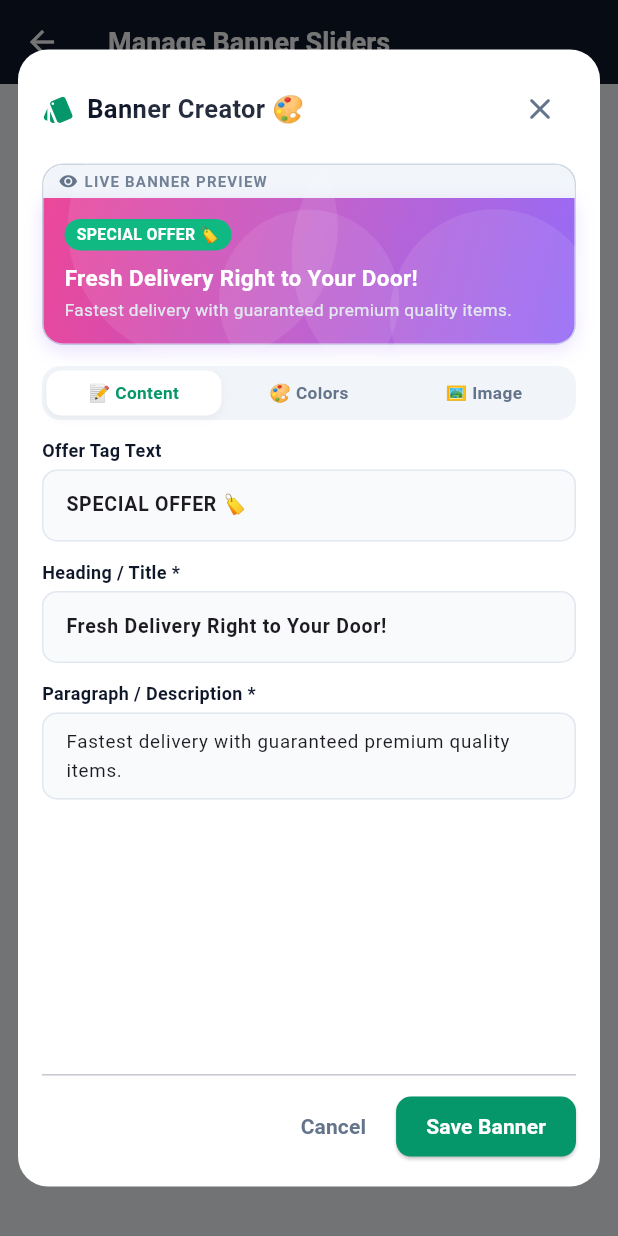
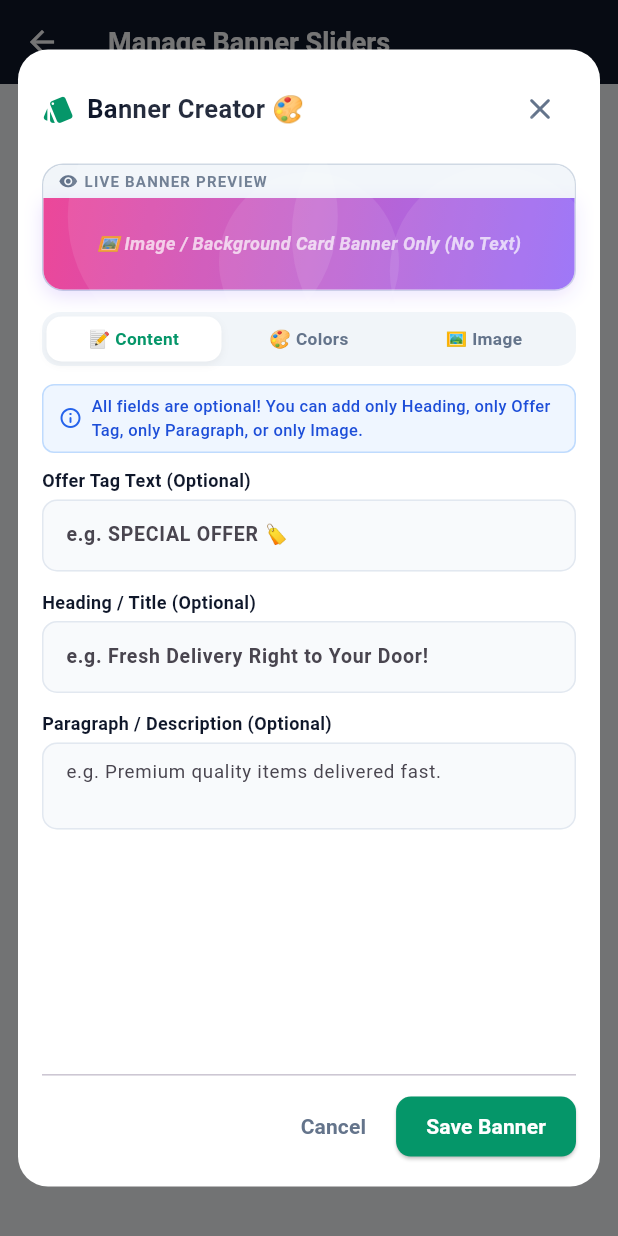
Before and after one commit to MUSKANRANI0808/daily_mart, a Flutter app: the SellerSlidersScreen screen opened directly with empty values, after a tap on "Add Slider", on a phone screen of 412 x 824 dp. Run offline on Flutter 3.47's test engine with Material 3 defaults, Android fonts, the phone set to English and light mode, and no system bars; our stand-ins replace flutter_local_notifications, image_picker, shared_preferences; missing offline and left inert: dart:html, razorpay_flutter; accounts and stored records are empty.

Commit message:
Make all banner fields (heading, tag, description, image) optional for flexible banner creation

```diff
--- a/lib/screens/seller/seller_sliders_screen.dart
+++ b/lib/screens/seller/seller_sliders_screen.dart
@@ -320,9 +320,9 @@ class _SellerSlidersScreenState extends State<SellerSlidersScreen> {
   // ULTRA-CLEAN, PROFESSIONAL & STEPPED SLIDER CREATOR DIALOG WITH LIVE PREVIEW
   Future<void> _showAddSliderDialog({Map<String, dynamic>? existingSlider}) async {
     final isEditing = existingSlider != null;
-    final tagCtrl = TextEditingController(text: existingSlider?['tag'] ?? 'SPECIAL OFFER 🏷️');
-    final titleCtrl = TextEditingController(text: existingSlider?['title'] ?? 'Fresh Delivery Right to Your Door!');
-    final descCtrl = TextEditingController(text: existingSlider?['description'] ?? 'Fastest delivery with guaranteed premium quality items.');
+    final tagCtrl = TextEditingController(text: existingSlider?['tag'] ?? '');
+    final titleCtrl = TextEditingController(text: existingSlider?['title'] ?? '');
+    final descCtrl = TextEditingController(text: existingSlider?['description'] ?? '');
     String selectedImageData = existingSlider?['bg_image_url'] ?? 'preset_1';
     bool isPickingImage = false;
     int selectedTab = 0; // 0: Text Content, 1: Style & Colors, 2: Background Image
@@ -482,11 +482,12 @@ class _SellerSlidersScreenState extends State<SellerSlidersScreen> {
                                 crossAxisAlignment: CrossAxisAlignment.start,
                                 mainAxisSize: MainAxisSize.min,
                                 children: [
+                                  if (tagCtrl.text.trim().isNotEmpty) ...[
                                     Container(
                                       padding: const EdgeInsets.symmetric(horizontal: 8, vertical: 3),
                                       decoration: buildTagDecoration(selectedTagShape, tagBg),
                                       child: Text(
-                                      tagCtrl.text.isEmpty ? 'TAG PREVIEW' : tagCtrl.text,
+                                        tagCtrl.text.trim(),
                                         style: TextStyle(
                                           color: selectedTagShape.toLowerCase() == 'outline'
                                               ? tagBg
@@ -497,19 +498,35 @@ class _SellerSlidersScreenState extends State<SellerSlidersScreen> {
                                       ),
                                     ),
                                     const SizedBox(height: 8),
+                                  ],
+                                  if (titleCtrl.text.trim().isNotEmpty) ...[
                                     Text(
-                                    titleCtrl.text.isEmpty ? 'Your Banner Title' : titleCtrl.text,
+                                      titleCtrl.text.trim(),
                                       style: TextStyle(color: titleCol, fontWeight: FontWeight.bold, fontSize: 15),
                                       maxLines: 2,
                                       overflow: TextOverflow.ellipsis,
                                     ),
                                     const SizedBox(height: 3),
+                                  ],
+                                  if (descCtrl.text.trim().isNotEmpty) ...[
                                     Text(
-                                    descCtrl.text.isEmpty ? 'Your description text will appear here.' : descCtrl.text,
+                                      descCtrl.text.trim(),
                                       style: TextStyle(color: descCol, fontSize: 11.5),
                                       maxLines: 2,
                                       overflow: TextOverflow.ellipsis,
                                     ),
+                                  ],
+                                  if (tagCtrl.text.trim().isEmpty && titleCtrl.text.trim().isEmpty && descCtrl.text.trim().isEmpty) ...[
+                                    const Center(
+                                      child: Padding(
+                                        padding: EdgeInsets.symmetric(vertical: 8),
+                                        child: Text(
+                                          '🖼️ Image / Background Card Banner Only (No Text)',
+                                          style: TextStyle(color: Colors.white70, fontSize: 12, fontWeight: FontWeight.w600, fontStyle: FontStyle.italic),
+                                        ),
+                                      ),
+                                    ),
+                                  ],
                                 ],
                               ),
                             ),
@@ -547,7 +564,29 @@ class _SellerSlidersScreenState extends State<SellerSlidersScreen> {
                             Column(
                               crossAxisAlignment: CrossAxisAlignment.start,
                               children: [
-                                const Text('Offer Tag Text', style: TextStyle(fontWeight: FontWeight.bold, fontSize: 12, color: Color(0xFF0F172A))),
+                                Container(
+                                  padding: const EdgeInsets.symmetric(horizontal: 10, vertical: 6),
+                                  margin: const EdgeInsets.only(bottom: 10),
+                                  decoration: BoxDecoration(
+                                    color: const Color(0xFFEFF6FF),
+                                    borderRadius: BorderRadius.circular(8),
+                                    border: Border.all(color: const Color(0xFFBFDBFE)),
+                                  ),
+                                  child: Row(
+                                    children: const [
+                                      Icon(Icons.info_outline_rounded, size: 16, color: Color(0xFF2563EB)),
+                                      SizedBox(width: 6),
+                                      Expanded(
+                                        child: Text(
+                                          'All fields are optional! You can add only Heading, only Offer Tag, only Paragraph, or only Image.',
+                                          style: TextStyle(color: Color(0xFF1D4ED8), fontSize: 11, fontWeight: FontWeight.w500),
+                                        ),
+                                      ),
+                                    ],
+                                  ),
+                                ),
+
+                                const Text('Offer Tag Text (Optional)', style: TextStyle(fontWeight: FontWeight.bold, fontSize: 12, color: Color(0xFF0F172A))),
                                 const SizedBox(height: 4),
                                 TextField(
                                   controller: tagCtrl,
@@ -564,7 +603,7 @@ class _SellerSlidersScreenState extends State<SellerSlidersScreen> {
                                 ),
                                 const SizedBox(height: 12),
 
-                                const Text('Heading / Title *', style: TextStyle(fontWeight: FontWeight.bold, fontSize: 12, color: Color(0xFF0F172A))),
+                                const Text('Heading / Title (Optional)', style: TextStyle(fontWeight: FontWeight.bold, fontSize: 12, color: Color(0xFF0F172A))),
                                 const SizedBox(height: 4),
                                 TextField(
                                   controller: titleCtrl,
@@ -581,7 +620,7 @@ class _SellerSlidersScreenState extends State<SellerSlidersScreen> {
                                 ),
                                 const SizedBox(height: 12),
 
-                                const Text('Paragraph / Description *', style: TextStyle(fontWeight: FontWeight.bold, fontSize: 12, color: Color(0xFF0F172A))),
+                                const Text('Paragraph / Description (Optional)', style: TextStyle(fontWeight: FontWeight.bold, fontSize: 12, color: Color(0xFF0F172A))),
                                 const SizedBox(height: 4),
                                 TextField(
                                   controller: descCtrl,
@@ -932,9 +971,12 @@ class _SellerSlidersScreenState extends State<SellerSlidersScreen> {
                             final title = titleCtrl.text.trim();
                             final desc = descCtrl.text.trim();
 
-                            if (title.isEmpty || desc.isEmpty) {
+                            if (tag.isEmpty && title.isEmpty && desc.isEmpty && selectedImageData.isEmpty) {
                               ScaffoldMessenger.of(context).showSnackBar(
-                                const SnackBar(content: Text('Please enter heading and description.')),
+                                const SnackBar(
+                                  content: Text('Kripya kam se kam ek cheez (Heading, Offer Tag, Paragraph ya Image) zaroor bharein!'),
+                                  backgroundColor: Color(0xFFEF4444),
+                                ),
                               );
                               return;
                             }
@@ -945,7 +987,7 @@ class _SellerSlidersScreenState extends State<SellerSlidersScreen> {
                               success = await AuthService.updateSellerSlider(
                                 sliderId: existingSlider['id'],
                                 sellerUsername: widget.seller.username ?? '',
-                                tag: tag.isEmpty ? 'SPECIAL OFFER 🏷️' : tag,
+                                tag: tag,
                                 title: title,
                                 description: desc,
                                 bgImageUrl: selectedImageData,
@@ -957,7 +999,7 @@ class _SellerSlidersScreenState extends State<SellerSlidersScreen> {
                             } else {
                               success = await AuthService.addSellerSlider(
                                 sellerUsername: widget.seller.username ?? '',
-                                tag: tag.isEmpty ? 'SPECIAL OFFER 🏷️' : tag,
+                                tag: tag,
                                 title: title,
                                 description: desc,
                                 bgImageUrl: selectedImageData,
@@ -1138,9 +1180,9 @@ class _SellerSlidersScreenState extends State<SellerSlidersScreen> {
                           separatorBuilder: (ctx, idx) => const SizedBox(height: 16),
                           itemBuilder: (ctx, idx) {
                             final slider = _sliders[idx];
-                            final tag = slider['tag'] ?? 'SPECIAL OFFER 🏷️';
-                            final title = slider['title'] ?? '';
-                            final desc = slider['description'] ?? '';
+                            final tag = (slider['tag'] ?? '').toString();
+                            final title = (slider['title'] ?? '').toString();
+                            final desc = (slider['description'] ?? '').toString();
                             final bg = slider['bg_image_url'] ?? 'preset_1';
                             final tagBg = hexToColor(slider['tag_bg_color'] ?? '#10B981');
                             final tagShape = slider['tag_shape'] ?? 'pill';
@@ -1157,6 +1199,7 @@ class _SellerSlidersScreenState extends State<SellerSlidersScreen> {
                                     child: Column(
                                       crossAxisAlignment: CrossAxisAlignment.start,
                                       children: [
+                                        if (tag.trim().isNotEmpty) ...[
                                           Container(
                                             padding: const EdgeInsets.symmetric(horizontal: 10, vertical: 4),
                                             decoration: buildTagDecoration(tagShape, tagBg),
@@ -1172,6 +1215,8 @@ class _SellerSlidersScreenState extends State<SellerSlidersScreen> {
                                             ),
                                           ),
                                           const SizedBox(height: 10),
+                                        ],
+                                        if (title.trim().isNotEmpty) ...[
                                           Padding(
                                             padding: const EdgeInsets.only(right: 76),
                                             child: Text(
@@ -1180,10 +1225,13 @@ class _SellerSlidersScreenState extends State<SellerSlidersScreen> {
                                             ),
                                           ),
                                           const SizedBox(height: 4),
+                                        ],
+                                        if (desc.trim().isNotEmpty) ...[
                                           Text(
                                             desc,
                                             style: TextStyle(color: descCol, fontSize: 12),
                                           ),
+                                        ],
                                       ],
                                     ),
                                   ),
```
Lines whose indentation alone changed are shown as unchanged.
